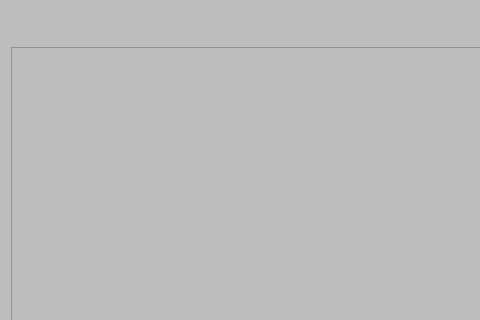
First picture: the form in PageImagesGenerees.ui, repository Eliasgnd/Eau-couper_by_AE, before the edit; both pictures show x 0 to 480 and y 0 to 320 of the 800 by 600 pixel window.
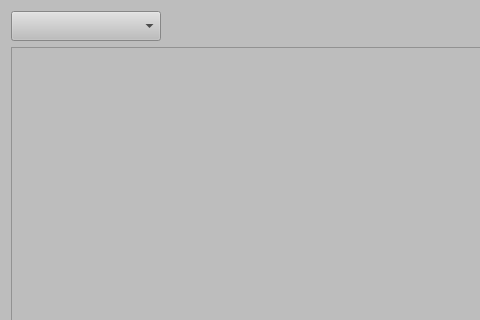
Second picture: the form after the edit. Icons and pictures are not drawn.

Commit message: feat: improve generated images gallery

The edit to the form file:
```diff
--- a/PageImagesGenerees.ui
+++ b/PageImagesGenerees.ui
@@ -16,6 +16,16 @@
   <layout class="QVBoxLayout" name="verticalLayout">
    <item>
     <layout class="QHBoxLayout" name="horizontalLayout">
+     <item>
+      <widget class="QComboBox" name="comboSort">
+       <property name="minimumSize">
+        <size>
+         <width>150</width>
+         <height>30</height>
+        </size>
+       </property>
+      </widget>
+     </item>
      <item>
       <spacer name="horizontalSpacer">
        <property name="orientation">
```
The commit also changes 4 other files.
